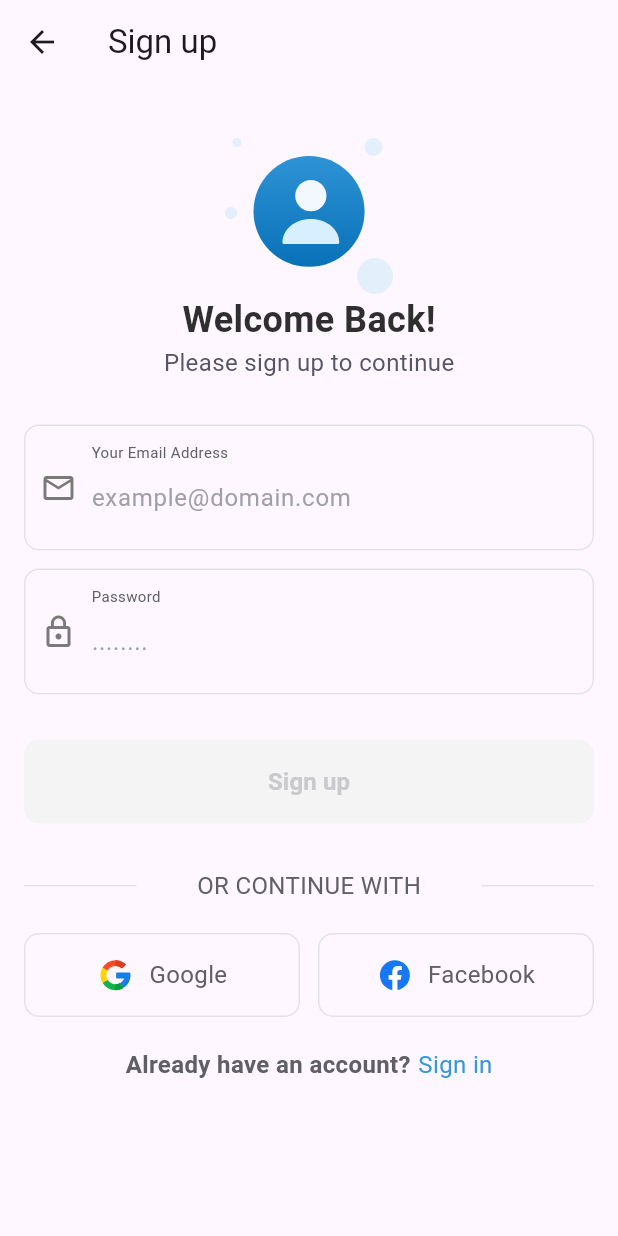
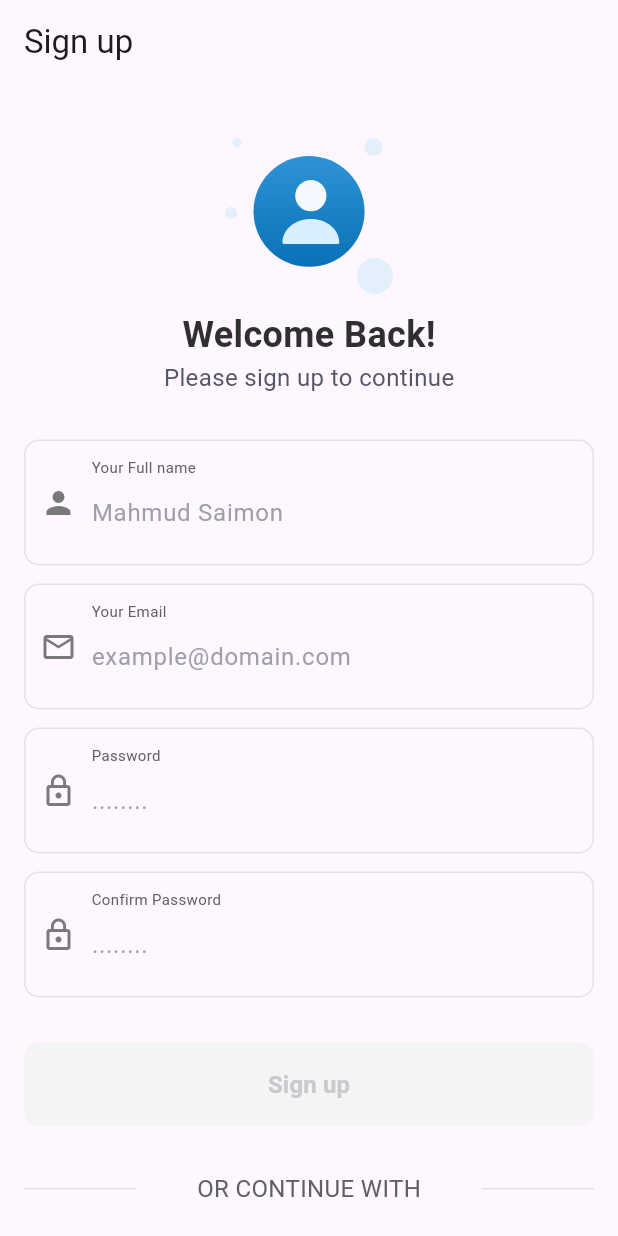
Before and after one commit to hredhayxz/travelo, a Flutter app: the screen it shows after launch, after a tap on "Register Now", on a phone screen of 412 x 824 dp. Run offline on Flutter 3.47's test engine with Material 3 defaults, Android fonts, the phone set to English and light mode, and no system bars; our stand-ins replace device_preview, flutter_svg, get.

Commit message:
SignUp Screen design has been done

```diff
--- a/lib/presentation/ui/screens/auth/signin_screen.dart
+++ b/lib/presentation/ui/screens/auth/signin_screen.dart
@@ -166,7 +166,7 @@
                       'Don’t have any account?',
                       style: TextStyle(
                         fontSize: 16,
-                        fontWeight: FontWeight.w600,
+                        fontWeight: FontWeight.w400,
                         color: Color.fromRGBO(94, 96, 100, 1),
                       ),
                     ),
@@ -175,13 +175,13 @@
                     ),
                     InkWell(
                       onTap: () {
-                        Get.to(() => const SignUpScreen());
+                        Get.offAll(() => const SignUpScreen());
                       },
                       child: const Text(
                         'Register Now',
                         style: TextStyle(
                           fontSize: 16,
-                          fontWeight: FontWeight.w400,
+                          fontWeight: FontWeight.w600,
                           color: Color.fromRGBO(52, 152, 219, 1),
                         ),
                       ),
--- a/lib/presentation/ui/screens/auth/signup_screen.dart
+++ b/lib/presentation/ui/screens/auth/signup_screen.dart
@@ -27,6 +27,9 @@
                 SvgPicture.asset(
                   AssetsPath.personIconSVG,
                 ),
+                const SizedBox(
+                  height: 10,
+                ),
                 const Text(
                   'Welcome Back!',
                   style: TextStyle(
@@ -45,8 +48,18 @@
                 ),
                 const SizedBox(height: 30),
                 const FormContainer(
+                  icon: Icons.person,
+                  title: 'Your Full name',
+                  hint: 'Mahmud Saimon',
+                  keyboardType: TextInputType.name,
+                  obscureText: false,
+                ),
+                const SizedBox(
+                  height: 12,
+                ),
+                const FormContainer(
                   icon: Icons.email_outlined,
-                  title: 'Your Email Address',
+                  title: 'Your Email',
                   hint: 'example@domain.com',
                   keyboardType: TextInputType.emailAddress,
                   obscureText: false,
@@ -57,6 +70,16 @@
                 const FormContainer(
                   icon: Icons.lock_outline,
                   title: 'Password',
+                  hint: '........',
+                  keyboardType: TextInputType.visiblePassword,
+                  obscureText: true,
+                ),
+                const SizedBox(
+                  height: 12,
+                ),
+                const FormContainer(
+                  icon: Icons.lock_outline,
+                  title: 'Confirm Password',
                   hint: '........',
                   keyboardType: TextInputType.visiblePassword,
                   obscureText: true,
@@ -145,7 +168,7 @@
                       'Already have an account?',
                       style: TextStyle(
                         fontSize: 16,
-                        fontWeight: FontWeight.w600,
+                        fontWeight: FontWeight.w400,
                         color: Color.fromRGBO(94, 96, 100, 1),
                       ),
                     ),
@@ -154,13 +177,13 @@
                     ),
                     InkWell(
                       onTap: () {
-                        Get.to(() => SignInScreen());
+                        Get.offAll(() => const SignInScreen());
                       },
                       child: const Text(
                         'Sign in',
                         style: TextStyle(
                           fontSize: 16,
-                          fontWeight: FontWeight.w400,
+                          fontWeight: FontWeight.w600,
                           color: Color.fromRGBO(52, 152, 219, 1),
                         ),
                       ),
```
